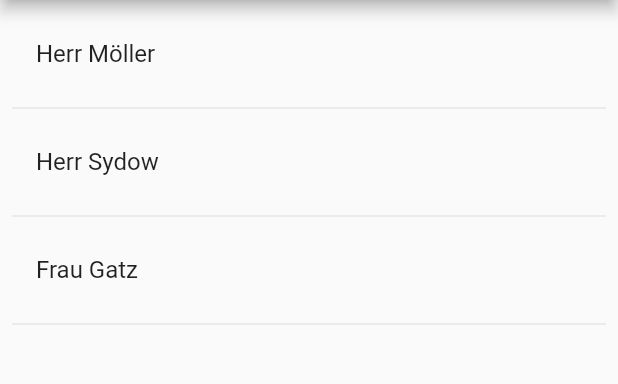
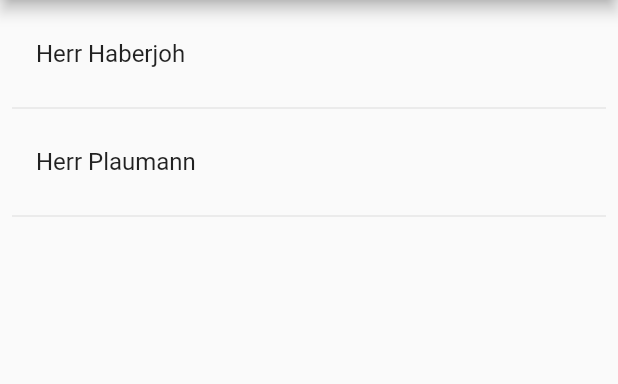
Before and after one commit to MCG-Dallgow/MCG-App, a Flutter app: the screen it shows after launch, in the side drawer, after a tap on "Lehrerliste", on a phone screen of 412 x 824 dp, the part 84-468 px from its top. Run offline on Flutter 3.47's test engine with Material 2 defaults, Android fonts, the phone set to English and light mode, and no system bars; our stand-ins replace flutter_speed_dial.

Commit message:
Teacher List v2
Signed-off-by: SLH335 <114884726+SLH335@users.noreply.github.com>

```diff
--- /dev/null
+++ b/assets/teachers.json
@@ -0,0 +1,20 @@
+{
+  "teachers": [
+    {
+      "vorname": "Johannes Paul",
+      "nachname": "Haberjoh",
+      "anrede": "Herr",
+      "kuerzel": "HabeJ",
+      "email": "johannes.haberjoh@lk.brandenburg.de",
+      "faecher": "Mathematik, Physik"
+    },
+    {
+      "vorname": "Stefan",
+      "nachname": "Plaumann",
+      "anrede": "Herr",
+      "kuerzel": "PlauS",
+      "email": "stefan.plaumann@lk.brandenburg.de",
+      "faecher": "Informatik, Technik"
+    }
+  ]
+}
--- a/lib/pages/teachers_page.dart
+++ b/lib/pages/teachers_page.dart
@@ -1,15 +1,40 @@
+import 'dart:convert';
+
 import 'package:flutter/material.dart';
+import 'package:flutter/services.dart' show rootBundle;
 import 'package:mcgapp/widgets/app_bar.dart';
 import 'package:mcgapp/widgets/drawer.dart';
 
-class TeachersPage extends StatelessWidget {
-  TeachersPage({Key? key}) : super(key: key);
+class TeachersPage extends StatefulWidget {
+  const TeachersPage({Key? key}) : super(key: key);
 
+  @override
+  State<TeachersPage> createState() => _TeachersPageState();
+}
+
+class _TeachersPageState extends State<TeachersPage> {
+  /*
   final List<String> teachers = <String>[
     "Herr Möller",
     "Herr Sydow",
     "Frau Gatz"
   ];
+  */
+  List _teachers = [];
+
+  Future<String> loadJsonData() async {
+    var jsonText = await rootBundle.loadString("assets/teachers.json");
+    setState(() {
+      _teachers = json.decode(jsonText)["teachers"];
+    });
+    return "success";
+  }
+
+  @override
+  void initState() {
+    super.initState();
+    loadJsonData();
+  }
 
   @override
   Widget build(BuildContext context) {
@@ -22,23 +47,25 @@ class TeachersPage extends StatelessWidget {
           actions: [
             IconButton(
               icon: const Icon(Icons.search),
-              onPressed: () { },
+              onPressed: () {  },
             ),
           ],
         ),
         drawer: const MCGDrawer(),
-        body: ListView.builder(
+        body: _teachers.isNotEmpty
+            ? ListView.builder(
               padding: const EdgeInsets.all(8),
-            itemCount: teachers.length * 2,
+              itemCount: _teachers.length * 2,
               itemBuilder: (BuildContext context, int index) {
                 if (index.isOdd) {
                   return const Divider();
                 }
                 return ListTile(
-                title: Text(teachers[index ~/ 2]),
+                  title: Text("${_teachers[index ~/ 2]["anrede"]} ${_teachers[index ~/ 2]["nachname"]}"),
                   onTap: () {  },
                 );
-            }),
+              })
+          : const Center(child: Text("empty"))
       ),
     );
   }
--- a/pubspec.yaml
+++ b/pubspec.yaml
@@ -32,7 +32,6 @@ dependencies:
   flutter:
     sdk: flutter
 
-
   # The following adds the Cupertino Icons font to your application.
   # Use with the CupertinoIcons class for iOS style icons.
   cupertino_icons: ^1.0.2
@@ -61,7 +60,8 @@ flutter:
   uses-material-design: true
 
   # To add assets to your application, add an assets section, like this:
-  # assets:
+  assets:
+    - assets/
   #   - images/a_dot_burr.jpeg
   #   - images/a_dot_ham.jpeg
 
```
Also changed, not shown: lib/assets/teachers.json (deleted, +0 -14 lines). Lines whose indentation alone changed are shown as unchanged.
